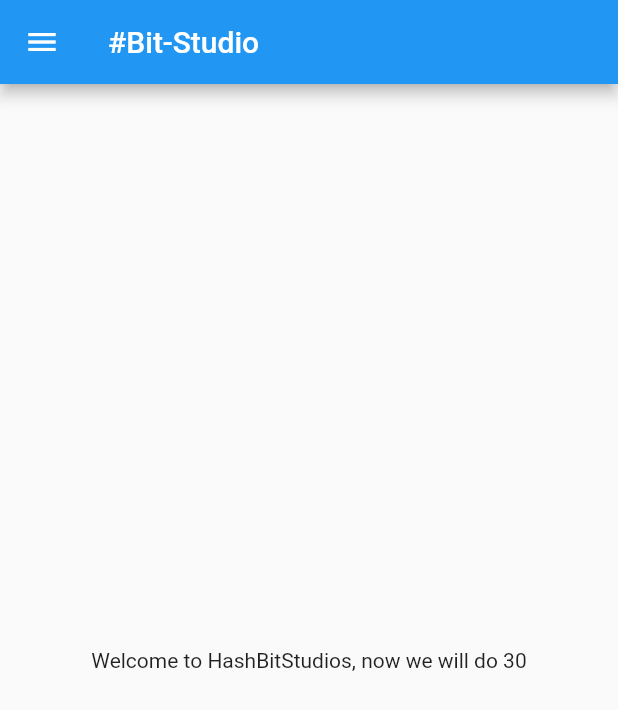
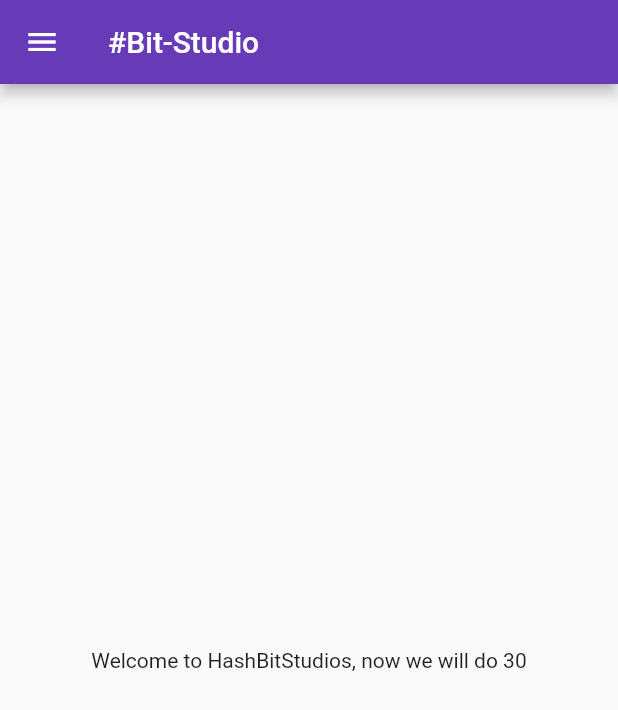
Before and after one commit to safwan-naqvi/Flutter_Catalog_App, a Flutter app: the screen it shows after launch, on a phone screen of 412 x 824 dp. Shown: the top 710 px of the screen. Run offline on Flutter 3.47's test engine with Material 2 defaults, Android fonts, the phone set to English and light mode, and no system bars.

Commit message:
Day 3 Completed

```diff
--- a/lib/main.dart
+++ b/lib/main.dart
@@ -1,5 +1,6 @@
 import 'package:flutter/material.dart';
-import 'package:my_first_app/home_page.dart';
+import 'package:my_first_app/pages/home_page.dart';
+import 'package:my_first_app/pages/login_page.dart';
 
 void main() {
   runApp(myApp());
@@ -11,7 +12,17 @@ class myApp extends StatelessWidget {
   @override
   Widget build(BuildContext context) {
     return MaterialApp(
-      home: HomePage(),
+      themeMode: ThemeMode.light,
+      theme: ThemeData(primarySwatch: Colors.deepPurple),
+      darkTheme: ThemeData(
+        brightness: Brightness.dark,
+      ),
+      initialRoute: "/home",
+      routes: {
+        "/": (context) => LoginPage(),
+        "/home": (context) => HomePage(),
+        "/login": (context) => LoginPage()
+      },
     );
   }
 }
```
Also changed, not shown: lib/pages/login_page.dart (added, +19 -0 lines), lib/pages/home_page.dart (renamed from lib/home_page.dart).
